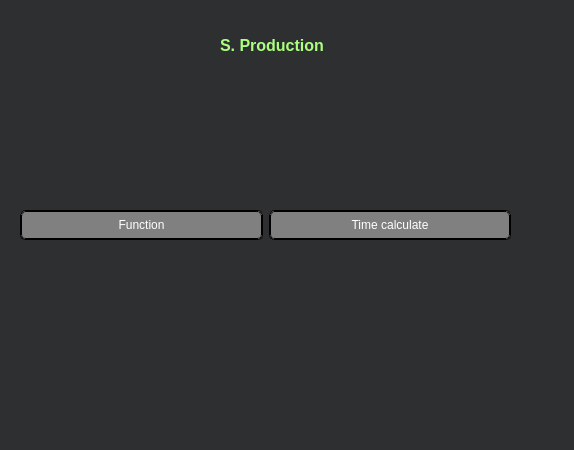
Sapfir0/QT_PROJECT, file secondwindow.ui: the form before one commit.
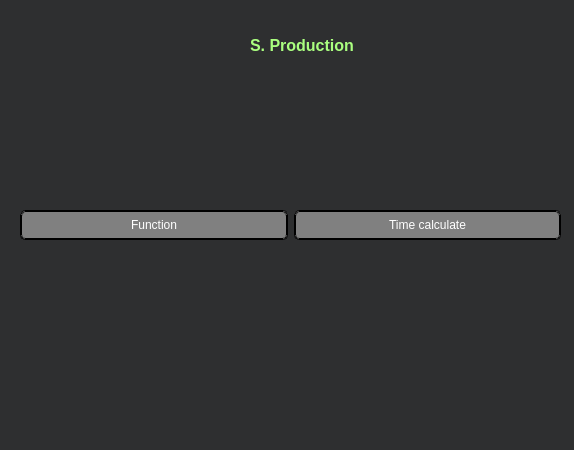
The form after the commit.

Diff of the .ui file:
```diff
--- a/secondwindow.ui
+++ b/secondwindow.ui
@@ -19,7 +19,7 @@
   <widget class="QLabel" name="label">
    <property name="geometry">
     <rect>
-     <x>220</x>
+     <x>250</x>
      <y>30</y>
      <width>141</width>
      <height>31</height>
@@ -37,7 +37,7 @@
     <rect>
      <x>20</x>
      <y>80</y>
-     <width>491</width>
+     <width>541</width>
      <height>291</height>
     </rect>
    </property>
```
